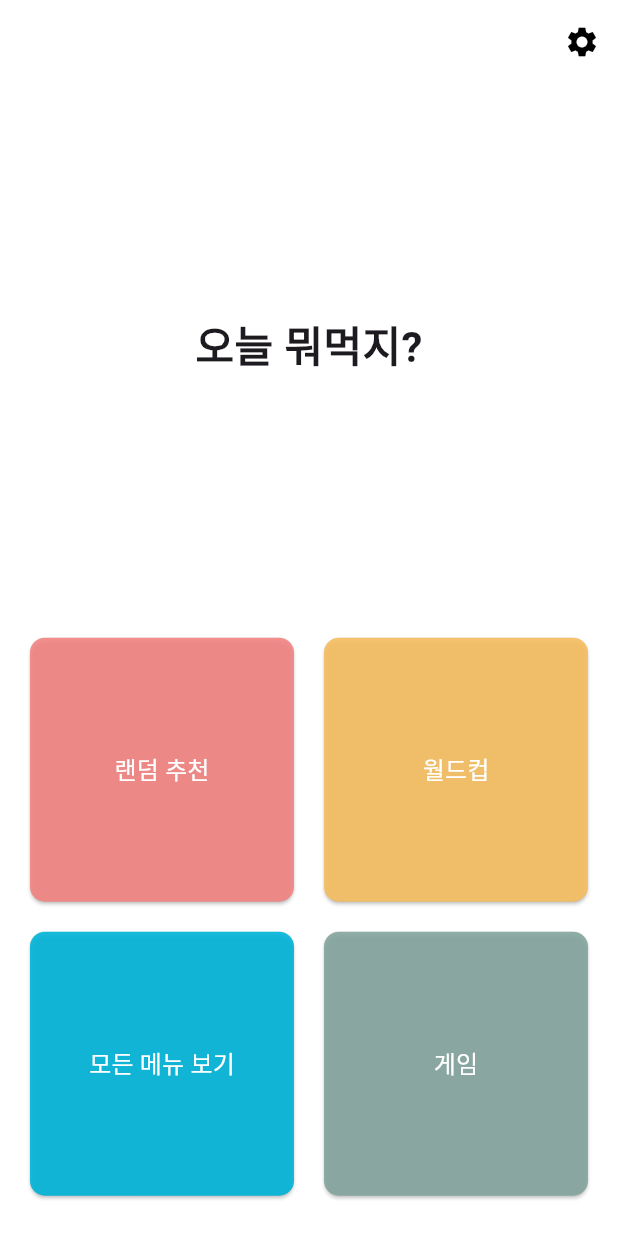
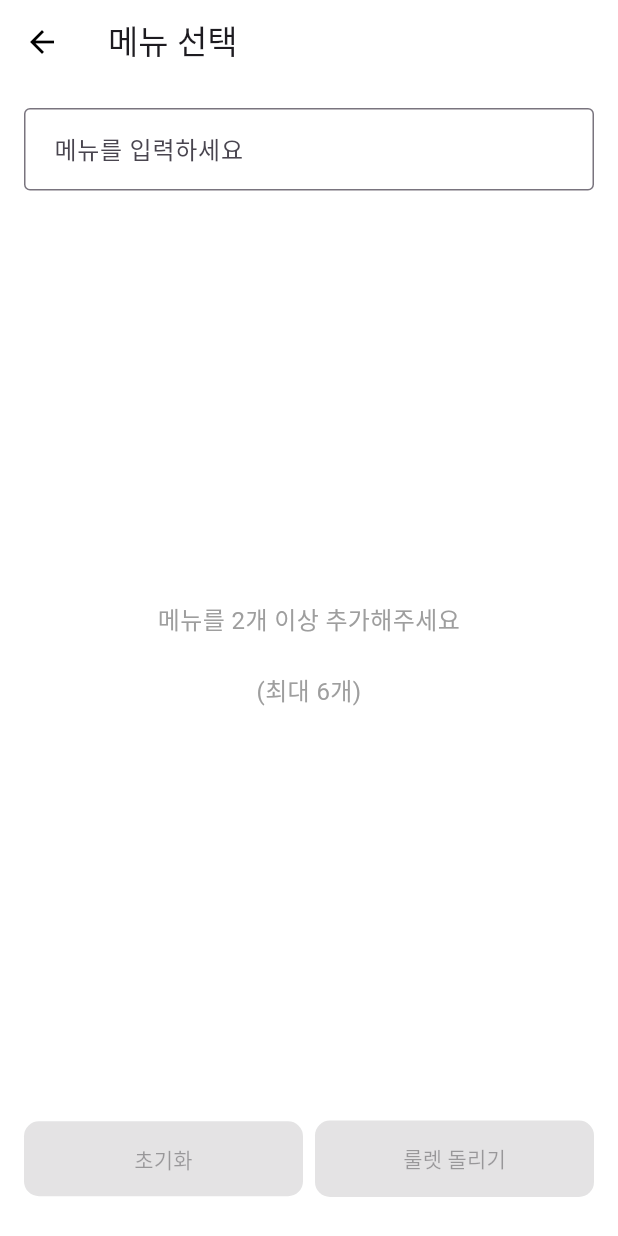
Before and after one commit to GOODJINC/bappick, a Flutter app: the screen it shows after launch, after a tap on "게임", on a phone screen of 412 x 824 dp. Run offline on Flutter 3.47's test engine with Material 3 defaults, Android fonts, the phone set to English and light mode, and no system bars; our stand-ins replace flutter_fortune_wheel, shared_preferences, sqflite; accounts and stored records are empty.

Commit message:
add food_code_generator & Add SQflite

```diff
--- a/lib/main.dart
+++ b/lib/main.dart
@@ -5,8 +5,12 @@ import 'package:bappick/providers/theme_provider.dart';
 import 'package:bappick/theme/app_theme.dart';
 import 'package:bappick/pages/random_page.dart';
 import 'package:bappick/providers/food_history_provider.dart';
+import 'package:bappick/pages/game.dart';
+import 'package:bappick/services/database_helper.dart';
 
-void main() {
+void main() async {
+  WidgetsFlutterBinding.ensureInitialized();
+  await DatabaseHelper.instance.initializeDatabase();
   runApp(
     MultiProvider(
       providers: [
@@ -96,8 +100,11 @@ class MainPage extends StatelessWidget {
                     print("모든 메뉴 보기 클릭");
                   }, Color(0xE600b4d8)),
                   _buildButton('게임', () {
-                    print("게임 클릭");
-                  }, Color(0xE684A59D)),
+                    Navigator.push(
+                      context,
+                      MaterialPageRoute(builder: (context) => GamePage()),
+                    );
+                  }, Color(0xE6588157)),
                 ],
               ),
             ),
--- a/lib/models/food.dart
+++ b/lib/models/food.dart
@@ -1,6 +1,53 @@
 class Food {
+  final int? id; // null 가능 (DB에 저장 시 자동 생성)
   final String name;
+  final String nameEng; // 영어 이름 추가
   final String imageUrl;
+  final String origin;
+  final String tags; // 쉼표로 구분된 태그들
+  final bool isVegan;
+  final int popularity; // 1-5 등급
+  final String description; // 설명 필드 추가
 
-  Food({required this.name, required this.imageUrl});
+  Food({
+    this.id,
+    required this.name,
+    required this.nameEng, // 영어 이름 필드 추가
+    required this.imageUrl,
+    required this.origin,
+    required this.tags,
+    required this.isVegan,
+    required this.popularity,
+    required this.description, // 설명 필드 추가
+  });
+
+  // Map으로 변환 (DB 저장용)
+  Map<String, dynamic> toMap() {
+    return {
+      'id': id,
+      'name': name,
+      'nameEng': nameEng, // 영어 이름 매핑 추가
+      'imageUrl': imageUrl,
+      'origin': origin,
+      'tags': tags,
+      'isVegan': isVegan ? 1 : 0, // SQLite는 boolean을 지원하지 않아서 int로 변환
+      'popularity': popularity,
+      'description': description, // 설명 필드 매핑
+    };
+  }
+
+  // Map에서 객체로 변환 (DB 조회용)
+  factory Food.fromMap(Map<String, dynamic> map) {
+    return Food(
+      id: map['id'],
+      name: map['name'],
+      nameEng: map['nameEng'], // 영어 이름 매핑 추가
+      imageUrl: map['imageUrl'],
+      origin: map['origin'],
+      tags: map['tags'],
+      isVegan: map['isVegan'] == 1,
+      popularity: map['popularity'],
+      description: map['description'], // 설명 필드 매핑
+    );
+  }
 }
--- /dev/null
+++ b/lib/pages/game.dart
@@ -0,0 +1,322 @@
+import 'package:flutter/material.dart';
+import 'package:flutter_fortune_wheel/flutter_fortune_wheel.dart';
+import 'dart:math';
+import 'dart:async';
+
+// MenuItem 클래스를 밖으로 이동
+class MenuItem {
+  final String name;
+  final Color color;
+
+  MenuItem(this.name, this.color);
+}
+
+class GamePage extends StatefulWidget {
+  const GamePage({super.key});
+
+  @override
+  State<GamePage> createState() => _GamePageState();
+}
+
+class _GamePageState extends State<GamePage> {
+  List<MenuItem> menus = [];
+  final TextEditingController _menuController = TextEditingController();
+  final FocusNode _menuFocusNode = FocusNode();
+  bool isSpinning = false;
+  int selected = 0;
+  late StreamController<int> controller;
+
+  // 사용 가능한 색상 목록
+  final List<Color> availableColors = [
+    const Color(0xFFffadad),
+    const Color(0xFFFFD6A5),
+    const Color(0xFFFDFFB6),
+    const Color(0xFFCAFFBF),
+    const Color(0xFF9BF6FF),
+    const Color(0xFFA0C4FF),
+    const Color(0xFFBDB2FF),
+    const Color(0xFFFFC6FF),
+  ];
+
+  // 이미 사용된 색상 목록
+  final List<Color> usedColors = [];
+
+  // 키보드 포커스 상태를 추적하기 위한 변수 추가
+  bool isKeyboardFocused = false;
+
+  @override
+  void initState() {
+    super.initState();
+    controller = StreamController<int>.broadcast();
+
+    // 포커스 노드에 리스너 추가
+    _menuFocusNode.addListener(() {
+      setState(() {
+        isKeyboardFocused = _menuFocusNode.hasFocus;
+      });
+    });
+  }
+
+  Color getRandomColor() {
+    // 모든 색상이 사용되었다면 초기화
+    if (availableColors.isEmpty) {
+      availableColors.addAll(usedColors);
+      usedColors.clear();
+    }
+
+    // 남은 색상 중에서 랜덤하게 선택
+    final randomIndex = Random().nextInt(availableColors.length);
+    final selectedColor = availableColors[randomIndex];
+
+    // 선택된 색상을 사용 가능 목록에서 제거하고 사용된 목록에 추가
+    availableColors.removeAt(randomIndex);
+    usedColors.add(selectedColor);
+
+    return selectedColor;
+  }
+
+  void addMenu() {
+    if (_menuController.text.isNotEmpty) {
+      setState(() {
+        menus.add(MenuItem(_menuController.text, getRandomColor()));
+        _menuController.clear();
+      });
+      if (menus.length < 6) {
+        FocusScope.of(context).requestFocus(_menuFocusNode);
+      } else {
+        FocusScope.of(context).unfocus();
+      }
+    }
+  }
+
+  void removeMenu(int index) {
+    setState(() {
+      // 삭제된 메뉴의 색상을 다시 사용 가능한 목록에 추가
+      final removedColor = menus[index].color;
+      availableColors.add(removedColor);
+      usedColors.remove(removedColor);
+
+      menus.removeAt(index);
+    });
+  }
+
+  void resetMenus() {
+    setState(() {
+      menus.clear();
+      isSpinning = false;
+      controller.close();
+      controller = StreamController<int>.broadcast();
+
+      // 색상 목록도 초기화
+      availableColors.addAll(usedColors);
+      usedColors.clear();
+    });
+  }
+
+  void spinWheel() {
+    if (!isSpinning) {
+      FocusScope.of(context).unfocus();
+      setState(() {
+        selected = Random().nextInt(menus.length);
+        isSpinning = true;
+        controller.add(selected);
+      });
+    }
+  }
+
+  void showResultDialog(String selectedMenu) {
+    FocusScope.of(context).unfocus();
+
+    showDialog(
+      context: context,
+      builder: (BuildContext context) {
+        return AlertDialog(
+          title: const Text('결과'),
+          content: Text('선택된 메뉴: $selectedMenu'),
+          actions: [
+            TextButton(
+              onPressed: () {
+                Navigator.of(context).pop();
+                FocusScope.of(context).unfocus();
+              },
+              child: const Text('확인'),
+            ),
+          ],
+        );
+      },
+    );
+  }
+
+  @override
+  Widget build(BuildContext context) {
+    return GestureDetector(
+      onTap: () => FocusScope.of(context).unfocus(),
+      child: Scaffold(
+        appBar: AppBar(
+          title: const Text('메뉴 선택'),
+          elevation: 0,
+        ),
+        body: GestureDetector(
+          onTap: () => FocusScope.of(context).unfocus(),
+          child: Padding(
+            padding: const EdgeInsets.all(16.0),
+            child: Column(
+              children: [
+                if (menus.length < 6)
+                  TextField(
+                    controller: _menuController,
+                    focusNode: _menuFocusNode,
+                    decoration: const InputDecoration(
+                      hintText: '메뉴를 입력하세요',
+                      border: OutlineInputBorder(),
+                      contentPadding: EdgeInsets.symmetric(
+                        horizontal: 16,
+                        vertical: 15,
+                      ),
+                    ),
+                    onSubmitted: (_) => addMenu(),
+                    textInputAction: TextInputAction.done,
+                  ),
+                const SizedBox(height: 16),
+                if (menus.isNotEmpty) ...[
+                  const Text(
+                    '추가된 메뉴',
+                    style: TextStyle(
+                      fontSize: 18,
+                      fontWeight: FontWeight.bold,
+                    ),
+                  ),
+                  const SizedBox(height: 8),
+                  Wrap(
+                    spacing: 10,
+                    runSpacing: 4,
+                    children: menus.asMap().entries.map((entry) {
+                      final isDarkMode =
+                          Theme.of(context).brightness == Brightness.dark;
+                      return Chip(
+                        label: Text(entry.value.name),
+                        deleteIcon: Icon(
+                          Icons.close,
+                          color: isDarkMode ? Colors.white70 : Colors.black54,
+                        ),
+                        onDeleted: () => removeMenu(entry.key),
+                        backgroundColor: entry.value.color,
+                        labelStyle: TextStyle(
+                          color: isDarkMode ? Colors.white : Colors.black,
+                          fontWeight: FontWeight.bold,
+                        ),
+                        deleteIconColor:
+                            isDarkMode ? Colors.white70 : Colors.black54,
+                      );
+                    }).toList(),
+                  ),
+                  const SizedBox(height: 14),
+                ],
+                Expanded(
+                  child: menus.length >= 2
+                      ? FortuneWheel(
+                          selected: controller.stream,
+                          animateFirst: false,
+                          physics: CircularPanPhysics(
+                            duration: const Duration(seconds: 1),
+                            curve: Curves.decelerate,
+                          ),
+                          onFling: () {
+                            spinWheel();
+                          },
+                          items: List<FortuneItem>.from(
+                            menus.map((menu) => FortuneItem(
+                                  child: Padding(
+                                    padding: const EdgeInsets.all(8.0),
+                                    child: Text(
+                                      menu.name,
+                                      style: const TextStyle(
+                                        color: Colors.black,
+                                        fontSize: 16,
+                                        fontWeight: FontWeight.bold,
+                                      ),
+                                    ),
+                                  ),
+                                  style: FortuneItemStyle(
+                                    color: menu.color,
+                                    borderColor: Colors.white,
+                                    borderWidth: 2,
+                                  ),
+                                )),
+                          ),
+                          indicators: isKeyboardFocused
+                              ? const [] // 키보드가 활성화되면 indicators 비활성화
+                              : [
+                                  FortuneIndicator(
+                                    alignment: Alignment.topCenter,
+                                    child: TriangleIndicator(
+                                      color: Color(0xE6588157),
+                                    ),
+                                  ),
+                                ],
+                          onAnimationEnd: () {
+                            setState(() {
+                              isSpinning = false;
+                            });
+                            showResultDialog(menus[selected].name);
+                          },
+                        )
+                      : const Center(
+                          child: Text(
+                            '메뉴를 2개 이상 추가해주세요\n\n(최대 6개)',
+                            textAlign: TextAlign.center,
+                            style: TextStyle(
+                              fontSize: 16,
+                              color: Colors.grey,
+                            ),
+                          ),
+                        ),
+                ),
+                Padding(
+                  padding: const EdgeInsets.only(top: 16, bottom: 10),
+                  child: Row(
+                    children: [
+                      Expanded(
+                        child: ElevatedButton(
+                          onPressed: menus.isNotEmpty ? resetMenus : null,
+                          style: ElevatedButton.styleFrom(
+                              backgroundColor: Color(0xE6588157),
+                              padding: const EdgeInsets.symmetric(vertical: 15),
+                              shape: RoundedRectangleBorder(
+                                  borderRadius: BorderRadius.circular(10))),
+                          child: const Text('초기화'),
+                        ),
+                      ),
+                      const SizedBox(width: 8),
+                      Expanded(
+                        child: ElevatedButton(
+                          onPressed: (menus.length >= 2 && !isSpinning)
+                              ? spinWheel
+                              : null,
+                          style: ElevatedButton.styleFrom(
+                              backgroundColor: Color(0xE6588157),
+                              padding: const EdgeInsets.symmetric(vertical: 15),
+                              shape: RoundedRectangleBorder(
+                                  borderRadius: BorderRadius.circular(10))),
+                          child: const Text('룰렛 돌리기'),
+                        ),
+                      ),
+                    ],
+                  ),
+                ),
+              ],
+            ),
+          ),
+        ),
+      ),
+    );
+  }
+
+  @override
+  void dispose() {
+    _menuController.dispose();
+    controller.close();
+    _menuFocusNode.dispose();
+    super.dispose();
+  }
+}
--- /dev/null
+++ b/lib/services/database_helper.dart
@@ -0,0 +1,186 @@
+import 'package:sqflite/sqflite.dart';
+import 'package:path/path.dart';
+import '../models/food.dart';
+import '../data/initial_foods.dart';
+
+class DatabaseHelper {
+  static final DatabaseHelper instance = DatabaseHelper._init();
+  static Database? _database;
+
+  DatabaseHelper._init();
+
+  Future<Database> get database async {
+    if (_database != null) return _database!;
+    _database = await _initDB('foods.db');
+    return _database!;
+  }
+
+  Future<Database> _initDB(String filePath) async {
+    final dbPath = await getDatabasesPath();
+    final path = join(dbPath, filePath);
+
+    return await openDatabase(
+      path,
+      version: 3,
+      onCreate: _createDB,
+      onUpgrade: _onUpgrade,
+    );
+  }
+
+  Future<void> _createDB(Database db, int version) async {
+    await db.execute('''
+      CREATE TABLE foods(
+        id INTEGER PRIMARY KEY AUTOINCREMENT,
+        name TEXT NOT NULL,
+        nameEng TEXT NOT NULL,
+        imageUrl TEXT NOT NULL,
+        origin TEXT NOT NULL,
+        tags TEXT NOT NULL,
+        isVegan INTEGER NOT NULL,
+        popularity INTEGER NOT NULL,
+        description TEXT NOT NULL
+      )
+    ''');
+  }
+
+  Future<void> _onUpgrade(Database db, int oldVersion, int newVersion) async {
+    if (oldVersion < 2) {
+      await db.execute(
+          'ALTER TABLE foods ADD COLUMN nameEng TEXT NOT NULL DEFAULT ""');
+    }
+    if (oldVersion < 3) {
+      await db.execute(
+          'ALTER TABLE foods ADD COLUMN description TEXT NOT NULL DEFAULT ""');
+    }
+  }
+
+  // 음식 추가
+  Future<int> insertFood(Food food) async {
+    final db = await database;
+    return await db.insert('foods', food.toMap());
+  }
+
+  // 모든 음식 조회
+  Future<List<Food>> getAllFoods() async {
+    final db = await database;
+    final List<Map<String, dynamic>> maps = await db.query('foods');
+    return List.generate(maps.length, (i) => Food.fromMap(maps[i]));
+  }
+
+  // 영어 이름으로 검색
+  Future<List<Food>> searchFoodsByEngName(String query) async {
+    final db = await database;
+    final List<Map<String, dynamic>> maps = await db.query(
+      'foods',
+      where: 'nameEng LIKE ?',
+      whereArgs: ['%$query%'],
+    );
+    return List.generate(maps.length, (i) => Food.fromMap(maps[i]));
+  }
+
+  // 한글 또는 영어 이름으로 검색
+  Future<List<Food>> searchFoodsByAnyName(String query) async {
+    final db = await database;
+    final List<Map<String, dynamic>> maps = await db.query(
+      'foods',
+      where: 'name LIKE ? OR nameEng LIKE ?',
+      whereArgs: ['%$query%', '%$query%'],
+    );
+    return List.generate(maps.length, (i) => Food.fromMap(maps[i]));
+  }
+
+  // 태그로 검색
+  Future<List<Food>> searchFoodsByTag(String tag) async {
+    final db = await database;
+    final List<Map<String, dynamic>> maps = await db.query(
+      'foods',
+      where: 'tags LIKE ?',
+      whereArgs: ['%$tag%'],
+    );
+    return List.generate(maps.length, (i) => Food.fromMap(maps[i]));
+  }
+
+  // 기원(나라/지역)으로 필터링
+  Future<List<Food>> filterByOrigin(String origin) async {
+    final db = await database;
+    final List<Map<String, dynamic>> maps = await db.query(
+      'foods',
+      where: 'origin = ?',
+      whereArgs: [origin],
+    );
+    return List.generate(maps.length, (i) => Food.fromMap(maps[i]));
+  }
+
+  // 비건 음식만 필터링
+  Future<List<Food>> getVeganFoods() async {
+    final db = await database;
+    final List<Map<String, dynamic>> maps = await db.query(
+      'foods',
+      where: 'isVegan = ?',
+      whereArgs: [1],
+    );
+    return List.generate(maps.length, (i) => Food.fromMap(maps[i]));
+  }
+
+  // 인기도순으로 정렬
+  Future<List<Food>> getFoodsByPopularity() async {
+    final db = await database;
+    final List<Map<String, dynamic>> maps = await db.query(
+      'foods',
+      orderBy: 'popularity DESC',
+    );
+    return List.generate(maps.length, (i) => Food.fromMap(maps[i]));
+  }
+
+  // 음식 정보 업데이트
+  Future<int> updateFood(Food food) async {
+    final db = await database;
+    return await db.update(
+      'foods',
+      food.toMap(),
+      where: 'id = ?',
+      whereArgs: [food.id],
+    );
+  }
+
+  // 음식 삭제
+  Future<int> deleteFood(int id) async {
+    final db = await database;
+    return await db.delete(
+      'foods',
+      where: 'id = ?',
+      whereArgs: [id],
+    );
+  }
+
+  // DB 닫기
+  Future close() async {
+    final db = await database;
+    db.close();
+  }
+
+  // DB 초기화 함수
+  Future<void> initializeDatabase() async {
+    final db = await database;
+
+    // 테이블이 비어있는지 확인
+    final count =
+        Sqflite.firstIntValue(await db.rawQuery('SELECT COUNT(*) FROM foods'));
+
+    // 테이블이 비어있을 때만 초기 데이터 삽입
+    if (count == 0) {
+      for (var food in initialFoods) {
+        await insertFood(food);
+      }
+    }
+  }
+
+  // 테이블 초기화 (모든 데이터 삭제 후 다시 초기 데이터 삽입)
+  Future<void> resetDatabase() async {
+    final db = await database;
+    await db.delete('foods');
+    for (var food in initialFoods) {
+      await insertFood(food);
+    }
+  }
+}
--- a/pubspec.yaml
+++ b/pubspec.yaml
@@ -36,6 +36,10 @@ dependencies:
   cupertino_icons: ^1.0.8
   provider: ^6.1.2
   shared_preferences: ^2.3.5
+  flutter_fortune_wheel: ^1.3.0
+  flutter_spinbox: ^0.13.1
+  sqflite: ^2.4.1
+  path: ^1.9.0
 
 dev_dependencies:
   flutter_test:
@@ -90,4 +94,4 @@ flutter:
   # see https://flutter.dev/to/font-from-package
 
   assets:
-    - assets/images/
+    - assets/images/foods/
```
Also changed, not shown: lib/data/food_data.dart (deleted, +0 -19 lines), lib/data/initial_foods.dart (added, +59 -0 lines), lib/pages/random_page.dart (+26 -5 lines), .code_generator/foods.csv (added), assets/images/foods/bibimbap.jpg (added), assets/images/foods/chicken.jpg (renamed from assets/images/chicken.jpg), assets/images/foods/hamburger.jpg (renamed from assets/images/hamburger.jpg), assets/images/foods/kimchi_stew.jpg (added), assets/images/foods/pizza.jpg (renamed from assets/images/pizza.jpg), pubspec.lock, 1 other file.
